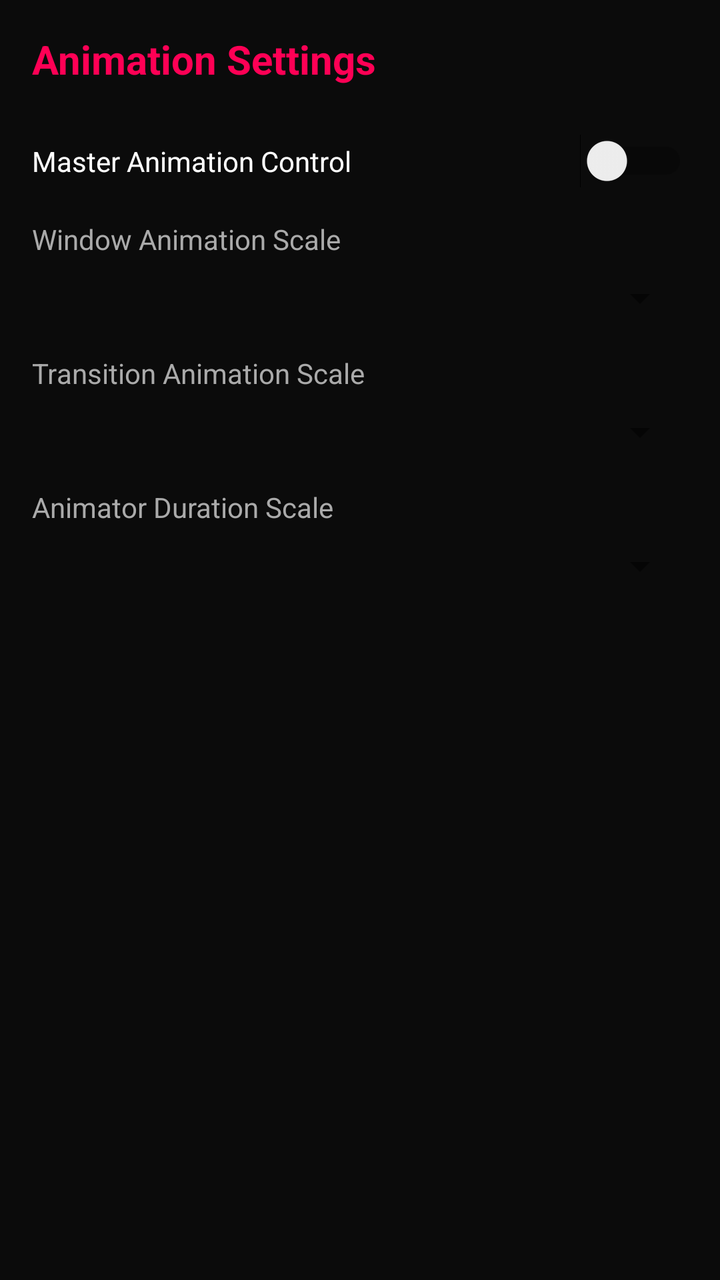
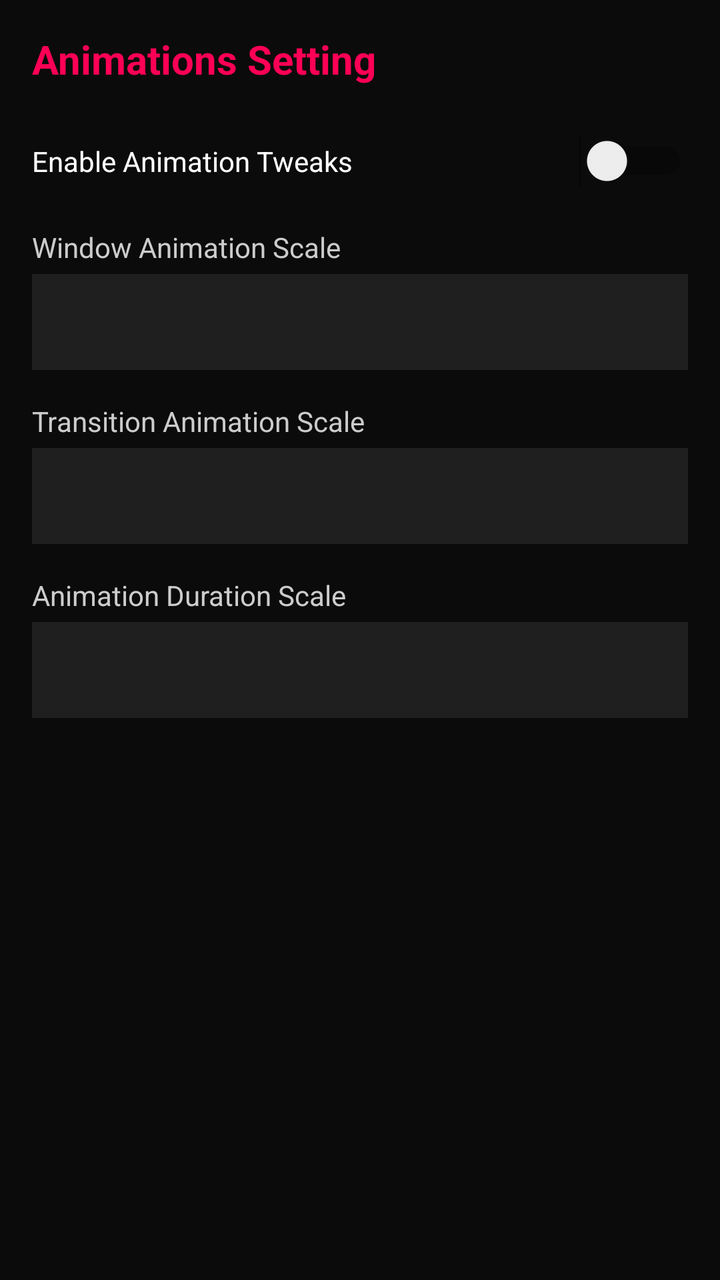

Compare the two renders of this Android layout. The source of the first and the diff that turns it into the second are given below.
<!-- AndroidManifest.xml: application theme Theme.GameBooster -->
<!-- res/layout/activity_animation_settings.xml -->
<?xml version="1.0" encoding="utf-8"?>
<LinearLayout xmlns:android="http://schemas.android.com/apk/res/android"
    android:layout_width="match_parent"
    android:layout_height="match_parent"
    android:background="#0B0B0B"
    android:orientation="vertical"
    android:padding="16dp">

    <TextView
        android:layout_width="wrap_content"
        android:layout_height="wrap_content"
        android:text="Animation Settings"
        android:textColor="#FF0055"
        android:textSize="20sp"
        android:textStyle="bold" />

    <Switch
        android:id="@+id/switchAnimMaster"
        android:layout_width="match_parent"
        android:layout_height="wrap_content"
        android:layout_marginTop="24dp"
        android:text="Master Animation Control"
        android:textColor="#FFFFFF" />

    <TextView
        android:layout_width="wrap_content"
        android:layout_height="wrap_content"
        android:layout_marginTop="16dp"
        android:text="Window Animation Scale"
        android:textColor="#AAAAAA" />
    <Spinner
        android:id="@+id/spinnerWindowAnim"
        android:layout_width="match_parent"
        android:layout_height="wrap_content"
        android:layout_marginTop="8dp" />

    <TextView
        android:layout_width="wrap_content"
        android:layout_height="wrap_content"
        android:layout_marginTop="16dp"
        android:text="Transition Animation Scale"
        android:textColor="#AAAAAA" />
    <Spinner
        android:id="@+id/spinnerTransitionAnim"
        android:layout_width="match_parent"
        android:layout_height="wrap_content"
        android:layout_marginTop="8dp" />

    <TextView
        android:layout_width="wrap_content"
        android:layout_height="wrap_content"
        android:layout_marginTop="16dp"
        android:text="Animator Duration Scale"
        android:textColor="#AAAAAA" />
    <Spinner
        android:id="@+id/spinnerDurationAnim"
        android:layout_width="match_parent"
        android:layout_height="wrap_content"
        android:layout_marginTop="8dp" />

</LinearLayout>
<!-- resources referenced by this layout -->
<resources>
  <style name="Theme.GameBooster" parent="Theme.AppCompat.DayNight.NoActionBar">
          
          <item name="colorPrimary">@color/neon_red</item>
          <item name="colorPrimaryVariant">@color/neon_red</item>
          <item name="colorOnPrimary">@color/text_white</item>
          <item name="android:windowBackground">@color/bg_black</item>
      </style>
  <color name="neon_red">#FF0055</color>
  <color name="text_white">#FFFFFF</color>
  <color name="bg_black">#0F0F1A</color>
</resources>

<!-- the commit's change to res/layout/activity_animation_settings.xml (unified diff, before → after) -->
@@ -9,53 +9,59 @@
     <TextView
         android:layout_width="wrap_content"
         android:layout_height="wrap_content"
-        android:text="Animation Settings"
+        android:text="Animations Setting"
         android:textColor="#FF0055"
         android:textSize="20sp"
         android:textStyle="bold" />
 
     <Switch
-        android:id="@+id/switchAnimMaster"
+        android:id="@+id/switchAnimationEnable"
         android:layout_width="match_parent"
         android:layout_height="wrap_content"
         android:layout_marginTop="24dp"
-        android:text="Master Animation Control"
+        android:text="Enable Animation Tweaks"
         android:textColor="#FFFFFF" />
 
     <TextView
         android:layout_width="wrap_content"
         android:layout_height="wrap_content"
-        android:layout_marginTop="16dp"
+        android:layout_marginTop="20dp"
         android:text="Window Animation Scale"
-        android:textColor="#AAAAAA" />
+        android:textColor="#CCCCCC" />
+
     <Spinner
         android:id="@+id/spinnerWindowAnim"
         android:layout_width="match_parent"
-        android:layout_height="wrap_content"
-        android:layout_marginTop="8dp" />
+        android:layout_height="48dp"
+        android:layout_marginTop="4dp"
+        android:background="#1F1F1F" />
 
     <TextView
         android:layout_width="wrap_content"
         android:layout_height="wrap_content"
         android:layout_marginTop="16dp"
         android:text="Transition Animation Scale"
-        android:textColor="#AAAAAA" />
+        android:textColor="#CCCCCC" />
+
     <Spinner
         android:id="@+id/spinnerTransitionAnim"
         android:layout_width="match_parent"
-        android:layout_height="wrap_content"
-        android:layout_marginTop="8dp" />
+        android:layout_height="48dp"
+        android:layout_marginTop="4dp"
+        android:background="#1F1F1F" />
 
     <TextView
         android:layout_width="wrap_content"
         android:layout_height="wrap_content"
         android:layout_marginTop="16dp"
-        android:text="Animator Duration Scale"
-        android:textColor="#AAAAAA" />
+        android:text="Animation Duration Scale"
+        android:textColor="#CCCCCC" />
+
     <Spinner
-        android:id="@+id/spinnerDurationAnim"
+        android:id="@+id/spinnerAnimatorAnim"
         android:layout_width="match_parent"
-        android:layout_height="wrap_content"
-        android:layout_marginTop="8dp" />
+        android:layout_height="48dp"
+        android:layout_marginTop="4dp"
+        android:background="#1F1F1F" />
 
 </LinearLayout>
